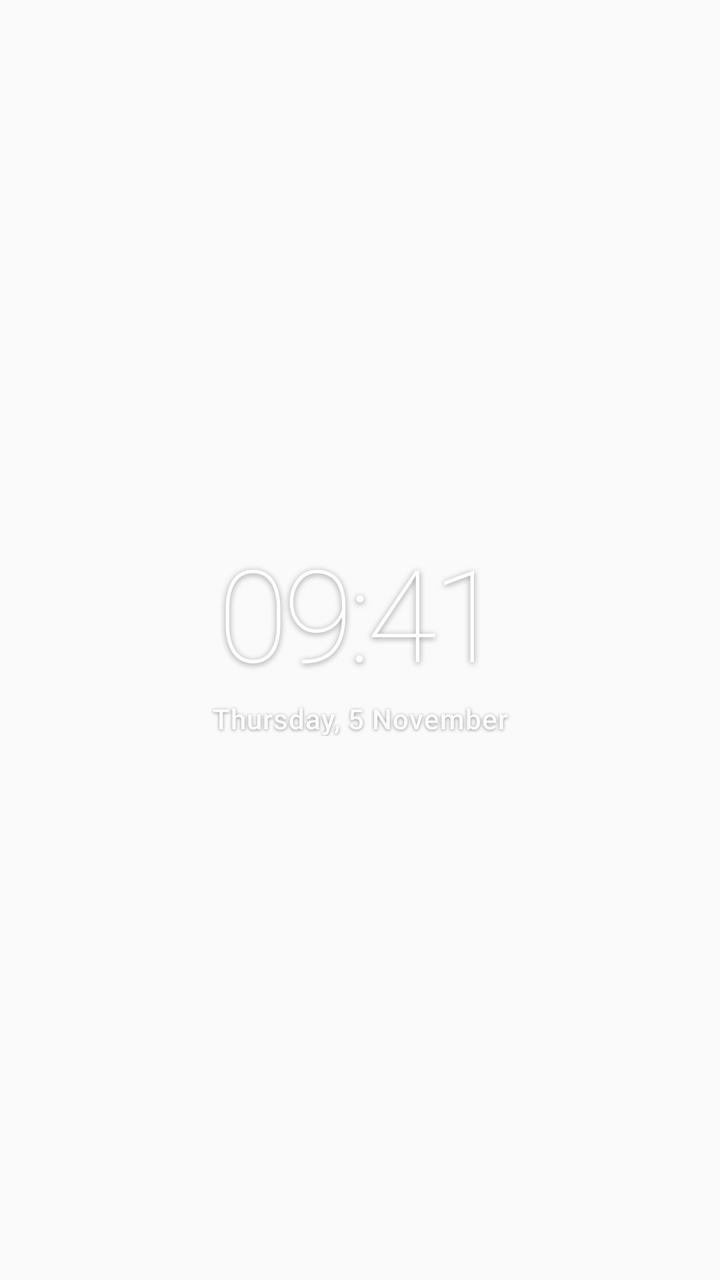
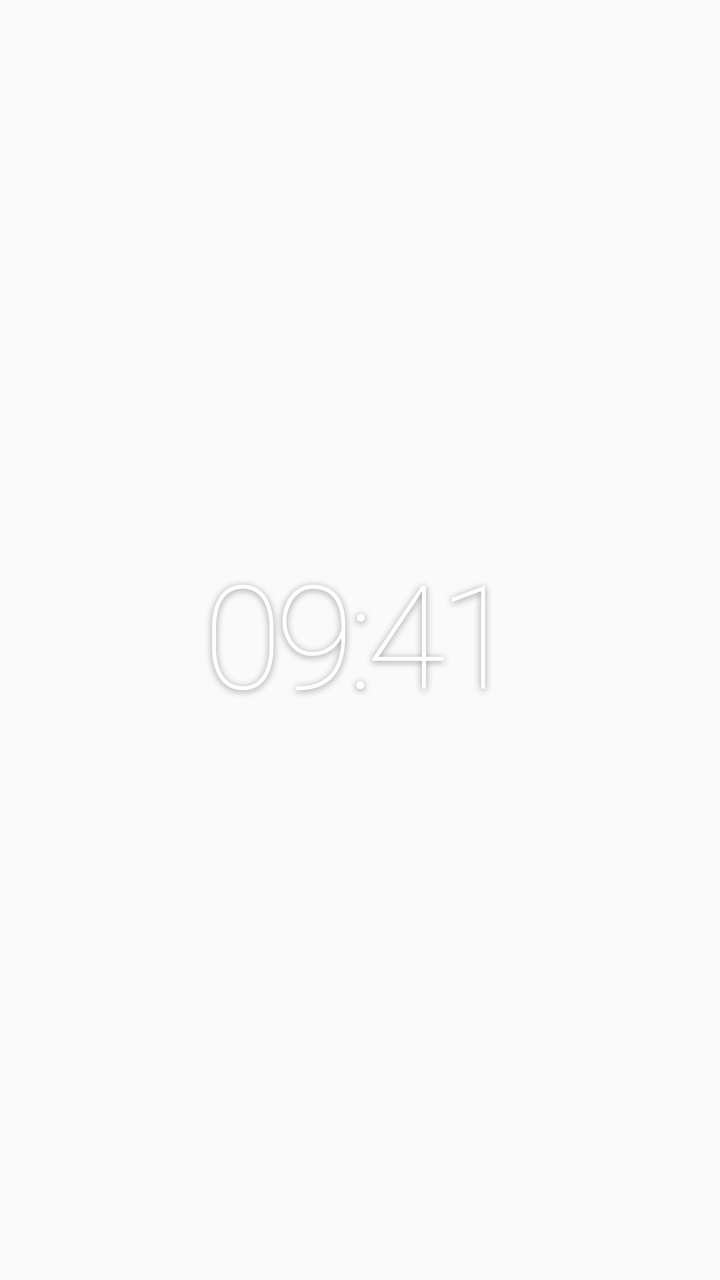

Two renders of the same Android screen: before a commit and after it. Below are the layout's source before the change and the commit's diff.
<!-- AndroidManifest.xml: application theme android:Theme.Material.Light.NoActionBar -->
<!-- res/layout/widget_glass_clock.xml -->
<?xml version="1.0" encoding="utf-8"?>
<LinearLayout xmlns:android="http://schemas.android.com/apk/res/android"
    android:id="@+id/widget_root"
    android:layout_width="match_parent"
    android:layout_height="match_parent"
    android:background="@android:color/transparent"
    android:gravity="center"
    android:orientation="vertical"
    android:paddingStart="4dp"
    android:paddingEnd="4dp">

    <TextView
        android:id="@+id/widget_time"
        android:layout_width="match_parent"
        android:layout_height="wrap_content"
        android:fontFamily="sans-serif-thin"
        android:gravity="center"
        android:includeFontPadding="false"
        android:letterSpacing="-0.035"
        android:maxLines="1"
        android:shadowColor="#70000000"
        android:shadowDx="0"
        android:shadowDy="2"
        android:shadowRadius="7"
        android:text="09:41"
        android:textColor="#FFFFFFFF"
        android:textSize="64sp"
        android:textStyle="normal" />

    <TextView
        android:id="@+id/widget_date"
        android:layout_width="match_parent"
        android:layout_height="wrap_content"
        android:layout_marginTop="5dp"
        android:fontFamily="sans-serif-medium"
        android:gravity="center"
        android:includeFontPadding="false"
        android:letterSpacing="0.025"
        android:maxLines="1"
        android:shadowColor="#70000000"
        android:shadowDx="0"
        android:shadowDy="1"
        android:shadowRadius="4"
        android:text="Thursday, 5 November"
        android:textColor="#F2FFFFFF"
        android:textSize="14sp" />
</LinearLayout>
<!-- resources referenced by this layout -->
<resources>

</resources>

<!-- the commit's change to res/layout/widget_glass_clock.xml (unified diff, before → after) -->
@@ -1,47 +1,27 @@
 <?xml version="1.0" encoding="utf-8"?>
-<LinearLayout xmlns:android="http://schemas.android.com/apk/res/android"
+<FrameLayout xmlns:android="http://schemas.android.com/apk/res/android"
     android:id="@+id/widget_root"
     android:layout_width="match_parent"
     android:layout_height="match_parent"
     android:background="@android:color/transparent"
-    android:gravity="center"
-    android:orientation="vertical"
     android:paddingStart="4dp"
     android:paddingEnd="4dp">
 
     <TextView
         android:id="@+id/widget_time"
         android:layout_width="match_parent"
-        android:layout_height="wrap_content"
+        android:layout_height="match_parent"
         android:fontFamily="sans-serif-thin"
         android:gravity="center"
         android:includeFontPadding="false"
-        android:letterSpacing="-0.035"
+        android:letterSpacing="-0.045"
         android:maxLines="1"
         android:shadowColor="#70000000"
         android:shadowDx="0"
         android:shadowDy="2"
-        android:shadowRadius="7"
+        android:shadowRadius="8"
         android:text="09:41"
         android:textColor="#FFFFFFFF"
-        android:textSize="64sp"
+        android:textSize="72sp"
         android:textStyle="normal" />
-
-    <TextView
-        android:id="@+id/widget_date"
-        android:layout_width="match_parent"
-        android:layout_height="wrap_content"
-        android:layout_marginTop="5dp"
-        android:fontFamily="sans-serif-medium"
-        android:gravity="center"
-        android:includeFontPadding="false"
-        android:letterSpacing="0.025"
-        android:maxLines="1"
-        android:shadowColor="#70000000"
-        android:shadowDx="0"
-        android:shadowDy="1"
-        android:shadowRadius="4"
-        android:text="Thursday, 5 November"
-        android:textColor="#F2FFFFFF"
-        android:textSize="14sp" />
-</LinearLayout>
+</FrameLayout>
